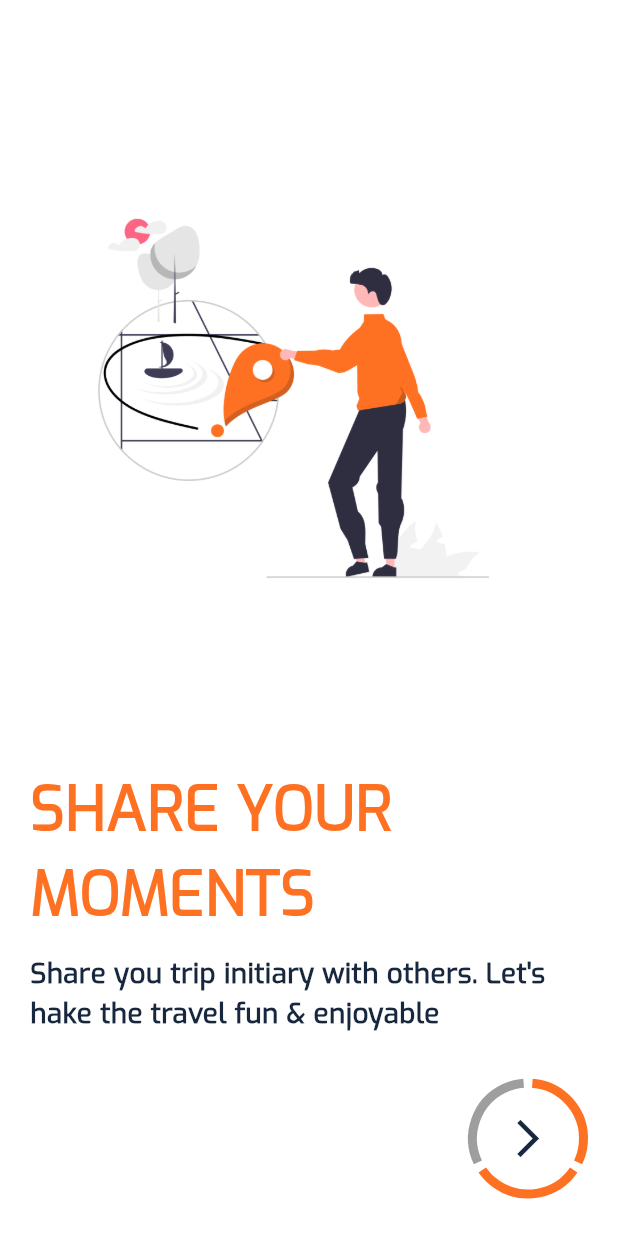
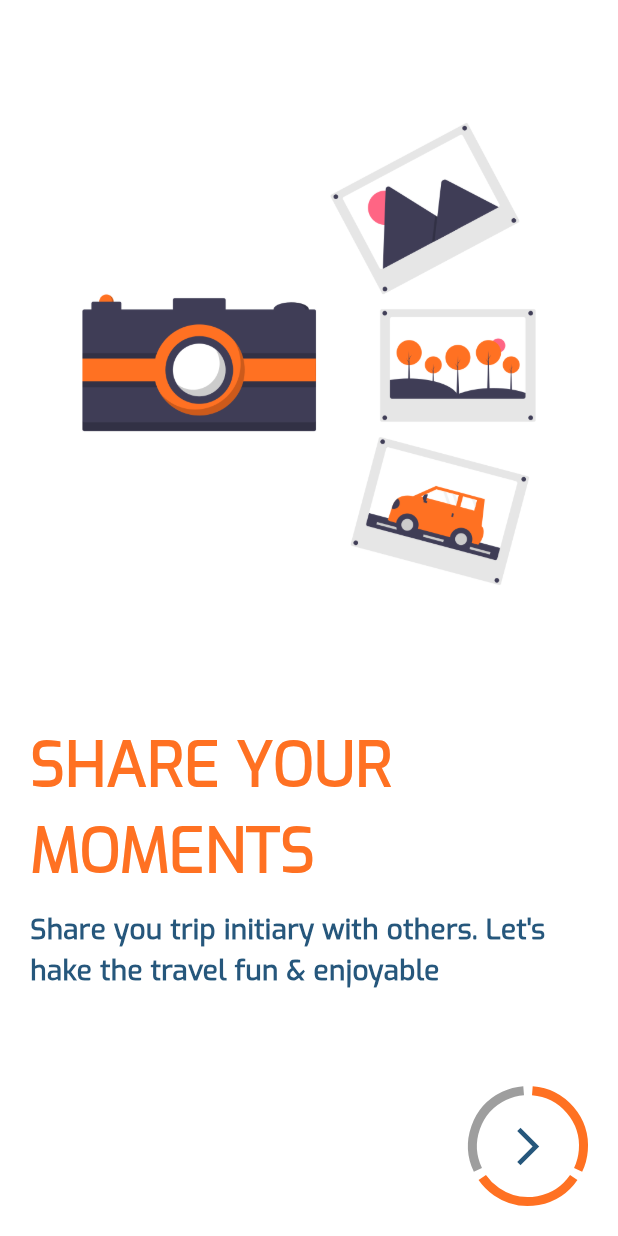
Before and after one commit to NawwarAlbadawi/Travanix-mobileApp, a Flutter app: the screen it shows after launch, after a tap on the "arrow forward ios" icon, on a phone screen of 412 x 824 dp. Run offline on Flutter 3.47's test engine with Material 3 defaults, Android fonts, the light colour scheme and no system bars; drawn by our look-alikes of expandable_page_view, overlay_support, step_progress_indicator; our stand-ins replace bloc, conditional_builder_null_safety, crystal_navigation_bar, device_preview, dot_navigation_bar, firebase_core and 7 more; missing offline and left inert: custom_indicator, email_auth, email_otp; accounts and stored records are empty.

Commit message:
Refactor onBoarding screen and otpBody

```diff
--- a/lib/Features/authentication/views/login_screen.dart
+++ b/lib/Features/authentication/views/login_screen.dart
@@ -9,7 +9,6 @@ class LoginScreenView extends StatelessWidget {
     SystemChrome.setSystemUIOverlayStyle(const SystemUiOverlayStyle(
         statusBarColor: Colors.white,
 
-
     ));
 
     return  Scaffold(
--- a/lib/Features/authentication/widgets/otp_item.dart
+++ b/lib/Features/authentication/widgets/otp_item.dart
@@ -11,7 +11,10 @@ class OTPItem extends StatelessWidget {
 
   @override
   Widget build(BuildContext context) {
-    return  SizedBox(
+    return  Flexible(
+      child: Padding(
+        padding:const EdgeInsets.only(right: 5),
+        child: SizedBox(
           height: 68,
           width: 68,
           child: TextFormField(
@@ -61,6 +64,8 @@ class OTPItem extends StatelessWidget {
 
 
           ),
+        ),
+      ),
     );
   }
 }
--- a/lib/Features/on_boarding/widgets/on_boarding_body.dart
+++ b/lib/Features/on_boarding/widgets/on_boarding_body.dart
@@ -1,4 +1,8 @@
+import 'package:expandable_page_view/expandable_page_view.dart';
+import 'package:flutter/cupertino.dart';
 import 'package:flutter/material.dart';
+import 'package:flutter/rendering.dart';
+import 'package:flutter/widgets.dart';
 import 'package:go_router/go_router.dart';
 import 'package:step_progress_indicator/step_progress_indicator.dart';
 import 'package:travanix/Features/on_boarding/data/models.dart';
@@ -18,8 +22,8 @@ class OnBoardingBody extends StatefulWidget {
 
 class _OnBoardingBodyState extends State<OnBoardingBody> {
   List<OnBoardingModel>item=[
-    OnBoardingModel(title: 'DISCOVER NEW THINGS', image: Assets.imagesBestPlace, subTitle: 'Explore new things through our app.Discover initiary & other stuffs'),
-    OnBoardingModel(title: 'SHARE YOUR MOMENTS', image: Assets.imagesMap, subTitle: 'Share you trip initiary with others. Let''\'s hake the travel fun & enjoyable'),
+    OnBoardingModel(title: 'DISCOVER NEW THINGS', image: Assets.imagesHotel, subTitle: 'Explore new things through our app.Discover initiary & other stuffs'),
+    OnBoardingModel(title: 'SHARE YOUR MOMENTS', image: Assets.imagesMoment, subTitle: 'Share you trip initiary with others. Let''\'s hake the travel fun & enjoyable'),
     OnBoardingModel(title: 'Choose a Distination', image: Assets.imagesDestination, subTitle: 'Select a place for your trip easily and know the exact cost of the tour'),
   ];
   PageController controller=PageController();
@@ -30,31 +34,44 @@ class _OnBoardingBodyState extends State<OnBoardingBody> {
   Widget build(BuildContext context) {
     return  Padding(
       padding: const EdgeInsets.all(20.0),
+      child:
+
+          CustomScrollView(
+            slivers: [
+
+              SliverFillRemaining(
+               hasScrollBody: false,
                 child: Column(
+                  mainAxisSize: MainAxisSize.max,
 
 
                   children: [
-          Expanded(
-            child: PageView.builder(
+                    ExpandablePageView(
                       controller:controller ,
-              physics:const BouncingScrollPhysics(),
+
+
+
+                      //physics:const NeverScrollableScrollPhysics(),
                       onPageChanged: (index){
 
                         setState(() {
                           pageIndex=index;
                         });
                       },
-              itemCount: item.length,
-                itemBuilder:
-            (context,index)
-            {
-              return  PageViewItem(
-              item: item[index]
-              );
-            }),
+                     children : List.generate(item.length, (index) =>  PageViewItem(
+                       item: item[index],
+                       pageIndex: pageIndex,
+                       controller: controller,
+
+                     ))
+
                     ),
+                    Spacer(),
                     Align(
                       alignment: Alignment.bottomRight,
+                      child:  SizedBox(
+                        height: 80,
+                        width: 80,
                         child: CircularStepProgressIndicator(
                           totalSteps: 3,
                           selectedColor: basicColor,
@@ -88,13 +105,42 @@ class _OnBoardingBodyState extends State<OnBoardingBody> {
 
                         ),
                       ),
-        const  SizedBox(
-            height: 5,
                     )
+
+
+
+
 
 
                   ],
                 ),
+              ),
+              // SliverFillRemaining(
+              //   hasScrollBody: false,
+              //   child: IntrinsicHeight(
+              //     child: Column(children: [
+              //       Spacer(),
+
+              //     ],),
+              //   ),
+              // )
+              // SliverToBoxAdapter(
+              //   child: Column(
+              //     children: [
+              //
+              //       const  SizedBox(
+              //         height: 5,
+              //       )
+              //     ],
+              //   ),
+              // )
+            ],
+
+          ),
+
+
+
+
     );
   }
 }
--- a/lib/Features/on_boarding/widgets/page_view_item.dart
+++ b/lib/Features/on_boarding/widgets/page_view_item.dart
@@ -1,27 +1,40 @@
 
+import 'package:flutter/cupertino.dart';
 import 'package:flutter/material.dart';
+import 'package:go_router/go_router.dart';
+import 'package:step_progress_indicator/step_progress_indicator.dart';
 import 'package:travanix/Features/on_boarding/data/models.dart';
 import 'package:travanix/core/styles/app_colors.dart';
 import 'package:travanix/core/styles/app_text_styles.dart';
+import 'package:travanix/core/utils/cache_service.dart';
+import 'package:travanix/core/utils/routers.dart';
 
 class PageViewItem extends StatelessWidget {
-  const PageViewItem({required this.item});
+  const PageViewItem({required this.item, required this.controller, required this.pageIndex});
   final OnBoardingModel item;
+ final PageController controller;
+  final int pageIndex;
 
   @override
   Widget build(BuildContext context) {
     return   Column(
       crossAxisAlignment: CrossAxisAlignment.start,
       children: [
-        const Spacer(),
-        Image(
-          image: AssetImage(
-              item.image
+        //const Spacer(),
+       const SizedBox(height: 30,),
+        AspectRatio(
+          aspectRatio: 1,
+          child: Image(
+            image: AssetImage(
+                item.image
+            ),
+            fit: BoxFit.fitHeight,
+
           ),
-          fit: BoxFit.fitHeight,
-          height: 300,
         ),
-        const Spacer(),
+       //const Spacer(),
+        const SizedBox(height: 60,),
+
         Text(
           '${item.title}',
           style: AppTextStyles.styleSemiBold20(context).copyWith(
@@ -36,7 +49,8 @@ class PageViewItem extends StatelessWidget {
           '${item.subTitle}',
           style: AppTextStyles.styleSemiBold18(context),
         ),
-        const SizedBox(height: 30,),
+        const SizedBox(height: 20,),
+
 
       ],
     );
--- a/lib/Features/splash_view/widgets/splash_view_body.dart
+++ b/lib/Features/splash_view/widgets/splash_view_body.dart
@@ -22,7 +22,7 @@ class _SplashViewBodyState extends State<SplashViewBody> with SingleTickerProvid
     Future.delayed(
       const Duration(seconds: 2),
         (){
-        if(CacheHelper.getFromCacheHelper('onBoarding')!=null)
+        if(false)
           {
 
             GoRouter.of(context).pushReplacement(AppRouter.loginScreen);
--- a/lib/core/styles/app_colors.dart
+++ b/lib/core/styles/app_colors.dart
@@ -2,6 +2,6 @@
  import 'dart:ui';
 
 const basicColor=Color(0xffff7122);
- const navyBlueColor=Color(0xff17273d);
+ const navyBlueColor=Color(0xff26577C);
  const blackColor=Color(0xff000000);
  const greyColor=Color(0xffaaaaaa);
--- a/lib/main.dart
+++ b/lib/main.dart
@@ -1,3 +1,4 @@
+import 'package:device_preview/device_preview.dart';
 import 'package:firebase_core/firebase_core.dart';
 import 'package:flutter/material.dart';
 import 'package:flutter/services.dart';
@@ -12,11 +13,12 @@
 
 void main() async {
 WidgetsFlutterBinding.ensureInitialized();
-await Firebase.initializeApp();
-
-
+//await Firebase.initializeApp();
 await CacheHelper.initSharedPreferences();
-  runApp(const MyApp());
+  runApp( DevicePreview(
+    enabled: true,
+    builder: (context) => MyApp(), // Wrap your app
+  ));
 }
 
 class MyApp extends StatelessWidget {
@@ -33,6 +35,9 @@
         ],
         child: SafeArea(
           child: MaterialApp.router(
+              useInheritedMediaQuery: true,
+              locale: DevicePreview.locale(context),
+              builder: DevicePreview.appBuilder,
 
             routerConfig:AppRouter.router ,
             debugShowCheckedModeBanner: false,
--- a/pubspec.yaml
+++ b/pubspec.yaml
@@ -52,6 +52,9 @@ dependencies:
   overlay_support: ^2.1.0
   dot_navigation_bar: ^1.0.2
   crystal_navigation_bar: ^1.0.0
+  iconly: ^1.0.1
+  device_preview: ^1.1.0
+  expandable_page_view: ^1.0.17
   custom_indicator: any
 
 dev_dependencies:
```
Also changed, not shown: assets/images/Hotel.png (added), assets/images/moment.png (added), lib/generated/assets.dart, pubspec.lock. Lines whose indentation alone changed are shown as unchanged.
